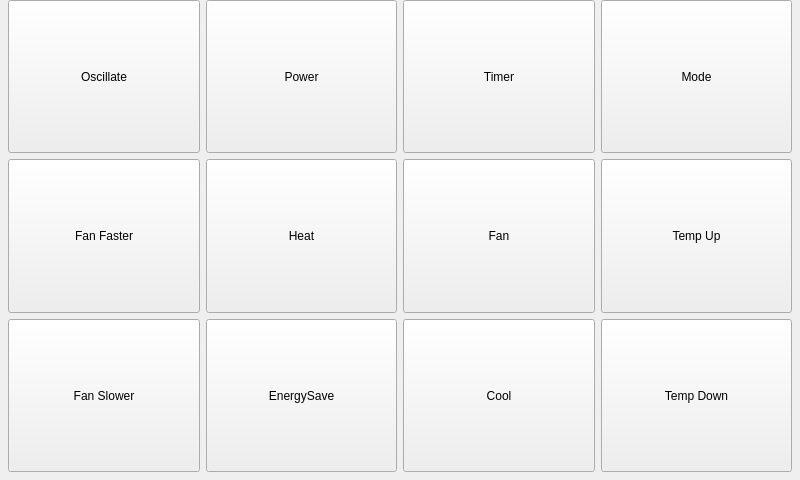
jpietrzak8/Pierogi, file forms/pirairconditionerform.ui: the form before one commit.
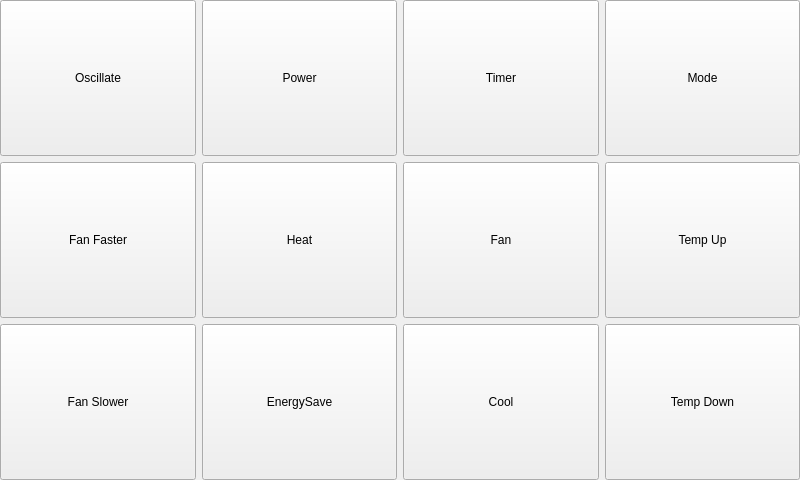
The form after the commit. Icons and pictures are not drawn.

What changed in the file:
```diff
--- a/forms/pirairconditionerform.ui
+++ b/forms/pirairconditionerform.ui
@@ -14,18 +14,9 @@
    <string>Form</string>
   </property>
   <layout class="QGridLayout" name="gridLayout">
-   <property name="leftMargin">
-    <number>8</number>
-   </property>
-   <property name="topMargin">
+   <property name="margin">
     <number>0</number>
    </property>
-   <property name="rightMargin">
-    <number>8</number>
-   </property>
-   <property name="bottomMargin">
-    <number>8</number>
-   </property>
    <item row="0" column="0">
     <widget class="QPushButton" name="oscillateButton">
      <property name="sizePolicy">
```
